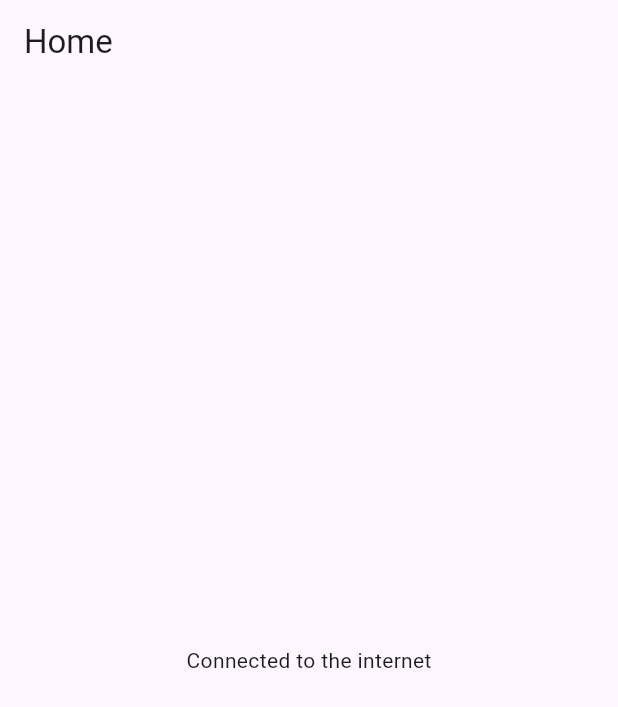
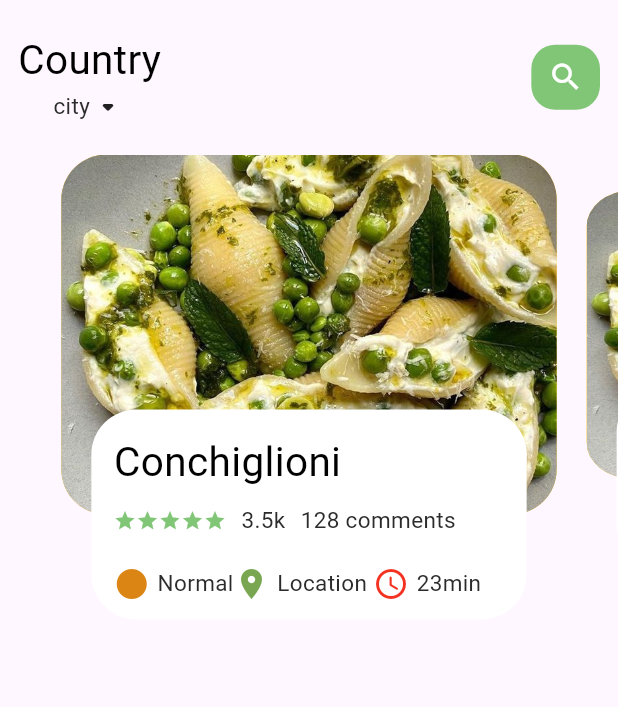
Before and after one commit to meriemDahil/Food_Delivery, a Flutter app: the screen it shows after launch, on a phone screen of 412 x 824 dp. Shown: the top 707 px of the screen. Run offline on Flutter 3.47's test engine with Material 3 defaults, Android fonts, the phone set to English and light mode, and no system bars; our stand-ins replace bloc, connectivity_plus, flutter_bloc.

Commit message:
check connection using bloc

```diff
--- a/lib/main.dart
+++ b/lib/main.dart
@@ -1,6 +1,6 @@
 import 'package:flutter/material.dart';
 import 'package:flutter_bloc/flutter_bloc.dart';
-import 'package:food_delivery/presentation/cubit/internet_cubit.dart';
+import 'package:food_delivery/presentation/bloc/internet_bloc.dart';
 import 'package:food_delivery/presentation/screens/home.dart';
 
 void main() {
@@ -10,14 +10,15 @@ void main() {
 class MyApp extends StatelessWidget {
   const MyApp({super.key});
 
+  // This widget is the root of your application.
   @override
   Widget build(BuildContext context) {
-    return MaterialApp(
-      title: 'Food Delivery',
-      debugShowCheckedModeBanner: false,
-      home: BlocProvider(
-        create: (context) => InternetCubit(),
-        child: Home(),
+    return BlocProvider(
+      create: (context) => InternetBloc(),
+      child: MaterialApp(
+        title: 'Food Delivery',
+        debugShowCheckedModeBanner: false,
+        home: Home(),
       ),
     );
   }
--- /dev/null
+++ b/lib/presentation/bloc/internet_bloc.dart
@@ -0,0 +1,37 @@
+import 'dart:async';
+
+import 'package:bloc/bloc.dart';
+import 'package:connectivity_plus/connectivity_plus.dart';
+import 'package:meta/meta.dart';
+
+part 'internet_event.dart';
+part 'internet_state.dart';
+
+class InternetBloc extends Bloc<InternetEvent, InternetState> {
+  StreamSubscription? _subscription;
+
+  InternetBloc() : super(InternetInitial()) {
+    on<InternetEvent>((event, emit) {
+      if (event is ConnectedEvent) {
+        emit(ConnectedState(message: 'connected'));
+      } else if (event is NotConnectedEvent) {
+        emit(NotConnectedState(message: 'Not connected'));
+      }
+    });
+
+    _subscription = Connectivity().onConnectivityChanged.listen((List<ConnectivityResult> results) {
+      // Check if any of the results indicate connectivity
+      if (results.any((result) => result == ConnectivityResult.wifi || result == ConnectivityResult.mobile)) {
+        add(ConnectedEvent());
+      } else {
+        add(NotConnectedEvent());
+      }
+    });
+  }
+
+  @override
+  Future<void> close() {
+    _subscription?.cancel();
+    return super.close();
+  }
+}
--- /dev/null
+++ b/lib/presentation/bloc/internet_event.dart
@@ -0,0 +1,10 @@
+part of 'internet_bloc.dart';
+
+@immutable
+sealed class InternetEvent {}
+class ConnectedEvent extends InternetEvent{
+
+}
+class NotConnectedEvent extends InternetEvent{
+
+}
--- /dev/null
+++ b/lib/presentation/bloc/internet_state.dart
@@ -0,0 +1,16 @@
+part of 'internet_bloc.dart';
+
+@immutable
+sealed class InternetState {}
+
+final class InternetInitial extends InternetState {
+
+}
+class ConnectedState extends InternetState{
+  final String message;
+    ConnectedState({required this.message});
+}
+class NotConnectedState extends InternetState{
+  final String message;
+    NotConnectedState({required this.message});
+}
--- a/lib/presentation/cubit/internet_cubit.dart
+++ /dev/null
@@ -1,30 +0,0 @@
-import 'package:connectivity_plus/connectivity_plus.dart';
-import 'package:bloc/bloc.dart';
-
-part 'internet_state.dart';
-
-class InternetCubit extends Cubit<InternetStatus> {
-  InternetCubit() : super(const InternetStatus(ConnectivityStatus.unknown)) {
-    _init();
-  }
-
-  Future<void> _init() async {
-    List<ConnectivityResult> initialResult = await Connectivity().checkConnectivity();
-    _updateConnectivityStatus(initialResult as ConnectivityResult);
-    Connectivity().onConnectivityChanged.listen((List<ConnectivityResult> results) {
-      // Check if the list of results is empty or not
-      if (results.isNotEmpty) {
-        // Use the first result from the list
-        _updateConnectivityStatus(results.first);
-      }
-    });
-  }
-
-  void _updateConnectivityStatus(ConnectivityResult result) {
-    if (result == ConnectivityResult.none) {
-      emit(const InternetStatus(ConnectivityStatus.disconnected));
-    } else {
-      emit(const InternetStatus(ConnectivityStatus.connected));
-    }
-  }
-}
--- a/lib/presentation/cubit/internet_state.dart
+++ /dev/null
@@ -1,9 +0,0 @@
-part of 'internet_cubit.dart';
-
-enum ConnectivityStatus { connected, disconnected, unknown }
-
-class InternetStatus {
-  final ConnectivityStatus status;
-
-  const InternetStatus(this.status);
-}
--- a/lib/presentation/screens/home.dart
+++ b/lib/presentation/screens/home.dart
@@ -1,22 +1,60 @@
 import 'package:flutter/material.dart';
 import 'package:flutter_bloc/flutter_bloc.dart';
-import 'package:food_delivery/presentation/cubit/internet_cubit.dart';
+import 'package:food_delivery/presentation/bloc/internet_bloc.dart';
+import 'package:food_delivery/presentation/screens/food_slider.dart';
+import 'package:food_delivery/widget/rounded_btn.dart';
+import 'package:food_delivery/widget/text.dart';
 
-class Home extends StatelessWidget {
+class Home extends StatefulWidget {
+  const Home({super.key});
+  @override
+  State<Home> createState() => _HomeState();
+}
+
+class _HomeState extends State<Home> {
   @override
   Widget build(BuildContext context) {
-    return Scaffold(
-      appBar: AppBar(
-        title: Text('Home'),
-      ),
-      body: BlocBuilder<InternetCubit, InternetStatus>(
+    return SafeArea(
+      child: BlocBuilder<InternetBloc, InternetState>(
         builder: (context, state) {
-          if (state.status == ConnectivityStatus.connected) {
-            return Center(child: Text('Connected to the internet'));
-          } else {
-            return Center(child: Text('Disconnected from the internet'));
-          }
-        },
+          if (state is ConnectedState){
+          return
+           Scaffold(
+            body: Column(
+              children: [
+                Container(
+                  margin: EdgeInsets.only(top: 20, bottom: 20),
+                  padding: EdgeInsets.only(left: 12, right: 12),
+                  child: Row(
+                    mainAxisAlignment: MainAxisAlignment.spaceBetween,
+                    children: [
+                      Column(
+                        children: [
+                          BigText(text: 'Country'),
+                          Row(
+                            children: [
+                              SmallText(text: 'city'),
+                              Icon(Icons.arrow_drop_down_rounded)
+                            ],
+                          ),
+                        ],
+                      ),
+                      RoundedButton(
+                        icon: Icons.search,
+                      ),
+                    ],
+                  ),
+                ),
+                FoodSlider(),
+              ],
+            ),
+          );
+        }else{
+          return Scaffold(
+            body: Center(child: BigText(text: 'NOt connected',),),
+          );
+
+        }},
       ),
     );
   }
```
